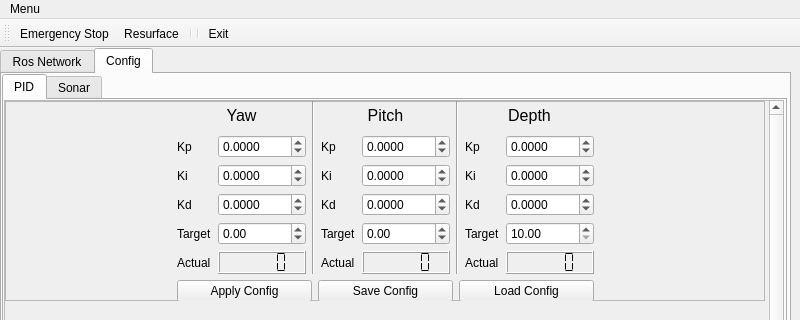
Before: the Qt Designer form Gui/phoenix_gui/ui/main_window.ui in decoderdan/projectPhoenix, drawn with Qt 5; both pictures show x 0 to 800 and y 0 to 320 of the 800 by 600 pixel window.
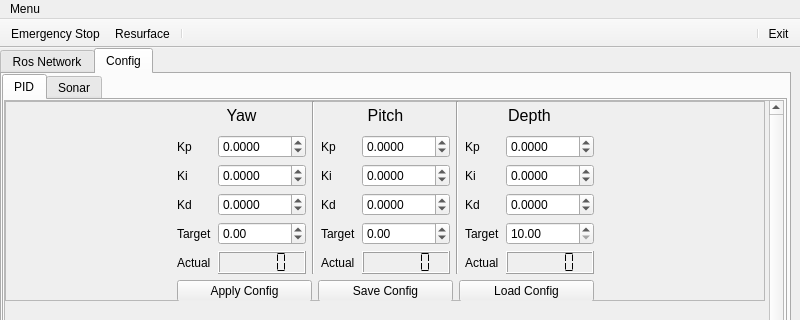
After: the same form once the commit is applied.

Commit message: Lots of improvements / fixes to phoenix_gui - fixed subscribe / display target values, implemented PID values local saving & loading, added emergency stop and resurface toolbar buttons, and improved overall layout, some gui items are now disabled until ros master is connected (prevents crash)

What changed in the file:
```diff
--- a/Gui/phoenix_gui/ui/main_window.ui
+++ b/Gui/phoenix_gui/ui/main_window.ui
@@ -1121,6 +1121,15 @@
    <property name="windowTitle">
     <string>toolBar</string>
    </property>
+   <property name="movable">
+    <bool>false</bool>
+   </property>
+   <property name="allowedAreas">
+    <set>Qt::TopToolBarArea</set>
+   </property>
+   <property name="floatable">
+    <bool>false</bool>
+   </property>
    <attribute name="toolBarArea">
     <enum>TopToolBarArea</enum>
    </attribute>
@@ -1130,8 +1139,6 @@
    <addaction name="actionEmergency_Stop"/>
    <addaction name="actionResurface"/>
    <addaction name="separator"/>
-   <addaction name="separator"/>
-   <addaction name="actionExit"/>
   </widget>
   <widget class="QMenuBar" name="menuBar">
    <property name="geometry">
@@ -1149,6 +1156,31 @@
    </widget>
    <addaction name="menuFile"/>
   </widget>
+  <widget class="QToolBar" name="toolbar_exit">
+   <property name="windowTitle">
+    <string>toolBar_2</string>
+   </property>
+   <property name="layoutDirection">
+    <enum>Qt::RightToLeft</enum>
+   </property>
+   <property name="movable">
+    <bool>false</bool>
+   </property>
+   <property name="allowedAreas">
+    <set>Qt::TopToolBarArea</set>
+   </property>
+   <property name="floatable">
+    <bool>false</bool>
+   </property>
+   <attribute name="toolBarArea">
+    <enum>TopToolBarArea</enum>
+   </attribute>
+   <attribute name="toolBarBreak">
+    <bool>false</bool>
+   </attribute>
+   <addaction name="actionExit"/>
+   <addaction name="separator"/>
+  </widget>
   <action name="actionEmergency_Stop">
    <property name="text">
     <string>Emergency Stop</string>
```
Left out of the diff: 3 changed lines with no effect on the pictures. The commit also changes 1 other file.
